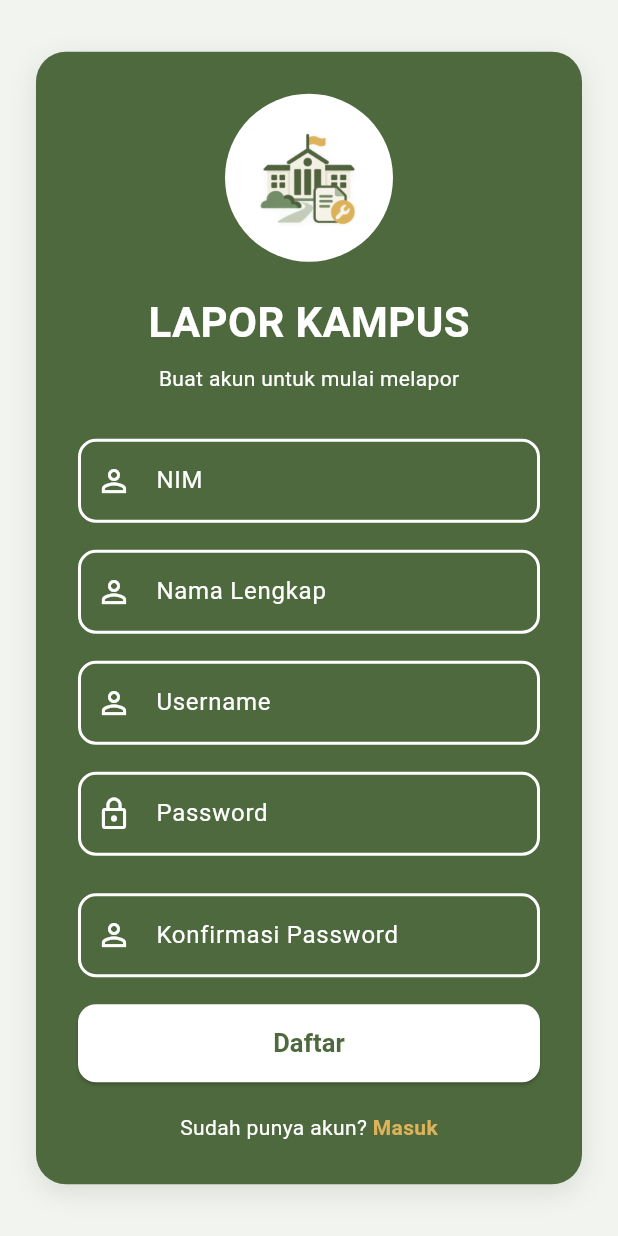
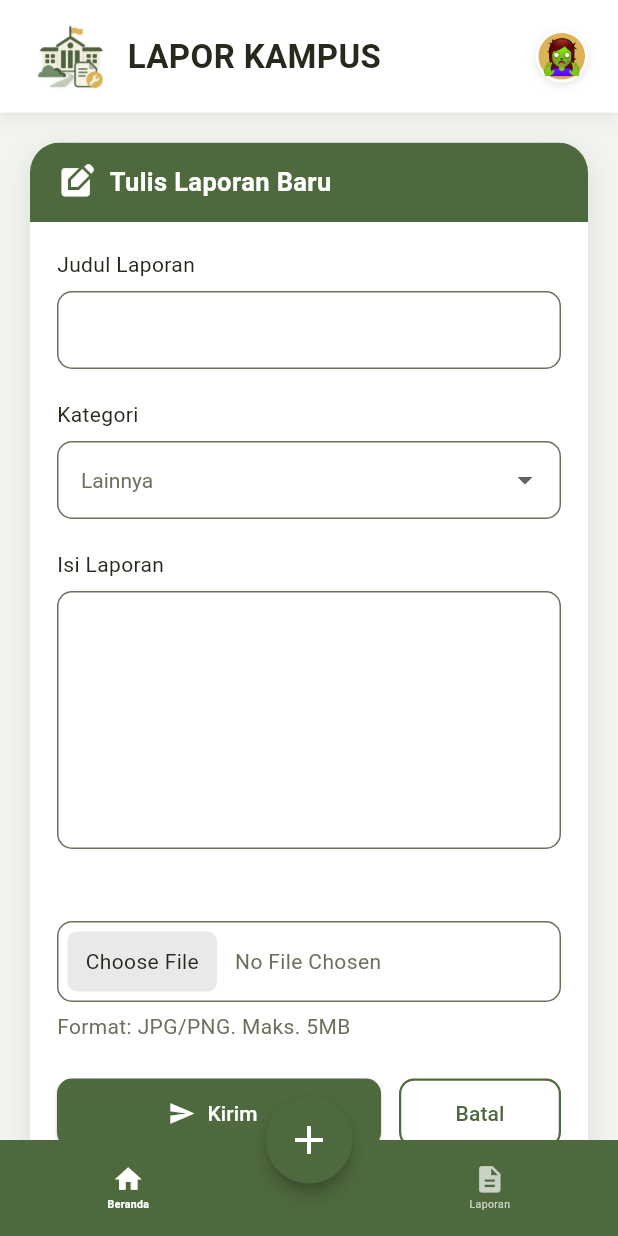
Before and after one commit to luthfiahhasibuan/LaporKampus, a Flutter app: the screen it shows after launch, on a phone screen of 412 x 824 dp. Run offline on Flutter 3.47's test engine with Material 3 defaults, Android fonts, the phone set to English and light mode, and no system bars; Roboto replaces fonts that are missing (Poppins).

Commit message:
Membuat kerangka UI halaman -buat laporan-

```diff
--- a/lib/constants/app_colors.dart
+++ b/lib/constants/app_colors.dart
@@ -9,6 +9,7 @@ class AppColors {
   static const Color accent = Color(0xFFF7F7F2);
   static const Color white = Color(0xFFFFFFFF);
   static const Color golden = Color(0xFFDCB359);
+  static const Color border = Color(0xFF6B705C);
 
   // Latar belakang
   static const Color background = Color(0xFFF2F4EF); // ganti sesuai warnamu
--- a/lib/constants/app_text_styles.dart
+++ b/lib/constants/app_text_styles.dart
@@ -77,8 +77,21 @@ class AppTextStyles {
     fontWeight: FontWeight.bold,
   );
 
-  // Text field
+  static const TextStyle reportTitle = TextStyle(
+    fontSize: 17,
+    fontWeight: FontWeight.bold,
+    color: AppColors.white,
+  );
+
+  // Text field sign in/up
   static const TextStyle fieldInput = TextStyle(color: AppColors.white);
   static const TextStyle fieldLabel = TextStyle(color: AppColors.white);
   static const TextStyle fieldHint = TextStyle(color: AppColors.white);
+  static const TextStyle fieldHelper = TextStyle(color: AppColors.white);
+
+  // text field report
+  static const TextStyle formInput = TextStyle(color: AppColors.textGrey);
+  static const TextStyle formLabel = TextStyle(color: AppColors.textDark);
+  static const TextStyle formHint = TextStyle(color: AppColors.textGrey);
+  static const TextStyle formHelper = TextStyle(color: AppColors.textDark);
 }
--- a/lib/main.dart
+++ b/lib/main.dart
@@ -1,6 +1,6 @@
 import 'package:flutter/material.dart';
 
-import 'pages/signup_page.dart';
+import 'pages/report_page.dart';
 
 void main() {
   runApp(const LaporKampusApp());
@@ -17,7 +17,7 @@ class LaporKampusApp extends StatelessWidget {
 
       theme: ThemeData(useMaterial3: true, fontFamily: 'Poppins'),
 
-      home: const SignUpPage(),
+      home: const ReportPage(),
     );
   }
 }
--- /dev/null
+++ b/lib/pages/report_page.dart
@@ -0,0 +1,310 @@
+import 'package:flutter/material.dart';
+
+import '../constants/app_colors.dart';
+import '../constants/app_text_styles.dart';
+import '../widgets/add_report_fab.dart';
+import '../widgets/app_bottom_navigation.dart';
+import '../widgets/app_header.dart';
+import '../widgets/app_scaffold.dart';
+
+class ReportPage extends StatefulWidget {
+  const ReportPage({super.key});
+
+  @override
+  State<ReportPage> createState() => _ReportPageState();
+}
+
+class _ReportPageState extends State<ReportPage> {
+  final _titleController = TextEditingController();
+  final _descriptionController = TextEditingController();
+
+  static const List<String> _categories = [
+    'Fasilitas',
+    'Akademik',
+    'Kebersihan',
+    'Keamanan',
+    'Lainnya',
+  ];
+
+  String _selectedCategory = 'Lainnya';
+  String? _selectedFileName;
+  int _selectedNavIndex = 0;
+
+  @override
+  void dispose() {
+    _titleController.dispose();
+    _descriptionController.dispose();
+    super.dispose();
+  }
+
+  // Dekorasi yang sama untuk semua input di form ini
+  InputDecoration _inputDecoration({String? hint}) {
+    OutlineInputBorder border(Color color, double width) {
+      return OutlineInputBorder(
+        borderRadius: BorderRadius.circular(10),
+        borderSide: BorderSide(color: color, width: width),
+      );
+    }
+
+    return InputDecoration(
+      hintText: hint,
+      hintStyle: AppTextStyles.fieldHint,
+      filled: true,
+      fillColor: AppColors.white,
+      contentPadding: const EdgeInsets.symmetric(horizontal: 12, vertical: 14),
+      enabledBorder: border(AppColors.border, 1),
+      focusedBorder: border(AppColors.primary, 2),
+    );
+  }
+
+  void _resetForm() {
+    setState(() {
+      _titleController.clear();
+      _descriptionController.clear();
+      _selectedCategory = 'Lainnya';
+      _selectedFileName = null;
+    });
+  }
+
+  @override
+  Widget build(BuildContext context) {
+    return AppScaffold(
+      body: SafeArea(
+        child: Column(
+          children: [
+            const AppHeader(),
+            Expanded(
+              child: SingleChildScrollView(
+                physics: const BouncingScrollPhysics(),
+                padding: const EdgeInsets.fromLTRB(20, 20, 20, 100),
+                child: Container(
+                  clipBehavior: Clip.antiAlias, // header hijau ikut melengkung
+                  decoration: BoxDecoration(
+                    color: AppColors.white,
+                    borderRadius: BorderRadius.circular(20),
+                    boxShadow: const [
+                      BoxShadow(
+                        color: AppColors.shadow,
+                        blurRadius: 15,
+                        offset: Offset(0, 5),
+                      ),
+                    ],
+                  ),
+                  child: Column(
+                    crossAxisAlignment: CrossAxisAlignment.start,
+                    children: [
+                      // HEADER KARTU
+                      Container(
+                        width: double.infinity,
+                        padding: const EdgeInsets.symmetric(
+                          horizontal: 18,
+                          vertical: 14,
+                        ),
+                        color: AppColors.primary,
+                        child: const Row(
+                          children: [
+                            Icon(
+                              Icons.edit_square,
+                              color: AppColors.white,
+                              size: 25,
+                            ),
+                            SizedBox(width: 10),
+                            Text(
+                              'Tulis Laporan Baru',
+                              style: AppTextStyles.reportTitle,
+                            ),
+                          ],
+                        ),
+                      ),
+
+                      // ISI FORM
+                      Padding(
+                        padding: const EdgeInsets.all(18),
+                        child: Column(
+                          crossAxisAlignment: CrossAxisAlignment.start,
+                          children: [
+                            // Judul
+                            const Text(
+                              'Judul Laporan',
+                              style: AppTextStyles.formLabel,
+                            ),
+                            const SizedBox(height: 8),
+                            TextField(
+                              controller: _titleController,
+                              style: AppTextStyles.formInput,
+                              keyboardType: TextInputType.text,
+                              decoration: _inputDecoration(
+                                hint: 'Jenis Kerusakan yang ingin dilaporkan',
+                              ),
+                            ),
+
+                            const SizedBox(height: 20),
+
+                            // Kategori
+                            const Text(
+                              'Kategori',
+                              style: AppTextStyles.formLabel,
+                            ),
+                            const SizedBox(height: 8),
+                            DropdownButtonFormField<String>(
+                              initialValue: _selectedCategory,
+                              style: AppTextStyles.formInput,
+                              dropdownColor: AppColors.white,
+                              borderRadius: BorderRadius.circular(10),
+                              decoration: _inputDecoration(),
+                              items: _categories
+                                  .map(
+                                    (category) => DropdownMenuItem(
+                                      value: category,
+                                      child: Text(category),
+                                    ),
+                                  )
+                                  .toList(),
+                              onChanged: (value) {
+                                if (value == null) return;
+                                setState(() => _selectedCategory = value);
+                              },
+                            ),
+
+                            const SizedBox(height: 20),
+
+                            // Isi laporan
+                            const Text(
+                              'Isi Laporan',
+                              style: AppTextStyles.formLabel,
+                            ),
+                            const SizedBox(height: 8),
+                            TextField(
+                              controller: _descriptionController,
+                              style: AppTextStyles.formInput,
+                              keyboardType: TextInputType.multiline,
+                              minLines: 6,
+                              maxLines: 6,
+                              decoration: _inputDecoration(
+                                hint: 'Jelaskan laporan Anda secara detail...',
+                              ),
+                            ),
+
+                            const SizedBox(height: 20),
+
+                            // Lampiran foto
+                            const Text(
+                              'Lampiran Foto',
+                              style: AppTextStyles.fieldLabel,
+                            ),
+                            const SizedBox(height: 8),
+                            InkWell(
+                              borderRadius: BorderRadius.circular(10),
+                              onTap: () {
+                                // TODO: buka pemilih file (package file_picker / image_picker)
+                                // lalu simpan nama file ke _selectedFileName
+                              },
+                              child: Container(
+                                padding: const EdgeInsets.all(6),
+                                decoration: BoxDecoration(
+                                  color: AppColors.white,
+                                  borderRadius: BorderRadius.circular(10),
+                                  border: Border.all(color: AppColors.border),
+                                ),
+                                child: Row(
+                                  children: [
+                                    Container(
+                                      padding: const EdgeInsets.symmetric(
+                                        horizontal: 12,
+                                        vertical: 10,
+                                      ),
+                                      decoration: BoxDecoration(
+                                        color: const Color(0xFFE9E9E9),
+                                        borderRadius: BorderRadius.circular(6),
+                                      ),
+                                      child: const Text(
+                                        'Choose File',
+                                        style: AppTextStyles.formLabel,
+                                      ),
+                                    ),
+                                    const SizedBox(width: 12),
+                                    Expanded(
+                                      child: Text(
+                                        _selectedFileName ?? 'No File Chosen',
+                                        overflow: TextOverflow.ellipsis,
+                                        style: AppTextStyles.formInput,
+                                      ),
+                                    ),
+                                  ],
+                                ),
+                              ),
+                            ),
+
+                            const SizedBox(height: 6),
+                            const Text(
+                              'Format: JPG/PNG. Maks. 5MB',
+                              style: AppTextStyles.formInput,
+                            ),
+
+                            const SizedBox(height: 24),
+
+                            // Tombol
+                            Row(
+                              children: [
+                                Expanded(
+                                  flex: 2,
+                                  child: ElevatedButton.icon(
+                                    onPressed: () {
+                                      // TODO: validasi lalu kirim laporan
+                                    },
+                                    icon: const Icon(Icons.send, size: 18),
+                                    label: const Text('Kirim'),
+                                    style: ElevatedButton.styleFrom(
+                                      backgroundColor: AppColors.primary,
+                                      foregroundColor: AppColors.white,
+                                      minimumSize: const Size.fromHeight(46),
+                                      shape: RoundedRectangleBorder(
+                                        borderRadius: BorderRadius.circular(10),
+                                      ),
+                                    ),
+                                  ),
+                                ),
+                                const SizedBox(width: 12),
+                                Expanded(
+                                  child: OutlinedButton(
+                                    onPressed: _resetForm,
+                                    style: OutlinedButton.styleFrom(
+                                      foregroundColor: AppColors.primary,
+                                      minimumSize: const Size.fromHeight(46),
+                                      side: const BorderSide(
+                                        color: AppColors.primary,
+                                        width: 1.5,
+                                      ),
+                                      shape: RoundedRectangleBorder(
+                                        borderRadius: BorderRadius.circular(10),
+                                      ),
+                                    ),
+                                    child: const Text('Batal'),
+                                  ),
+                                ),
+                              ],
+                            ),
+                          ],
+                        ),
+                      ),
+                    ],
+                  ),
+                ),
+              ),
+            ),
+          ],
+        ),
+      ),
+      bottomNavigationBar: AppBottomNavigation(
+        currentIndex: _selectedNavIndex,
+        onTap: (index) => setState(() => _selectedNavIndex = index),
+      ),
+      floatingActionButton: AddReportFab(
+        onPressed: () {
+          // Sudah di halaman tulis laporan; bisa dipakai untuk fokus ke form
+        },
+      ),
+      floatingActionButtonLocation: FloatingActionButtonLocation.centerDocked,
+    );
+  }
+}
--- a/lib/pages/signup_page.dart
+++ b/lib/pages/signup_page.dart
@@ -202,6 +202,7 @@ class SignUpPage extends StatelessWidget {
 
                 // Konfirmasi Password Text Field
                 TextField(
+                  obscureText: true,
                   style: AppTextStyles.fieldInput,
 
                   decoration: InputDecoration(
```
Also changed, not shown: lib/pages/create_report_page.dart (deleted).
